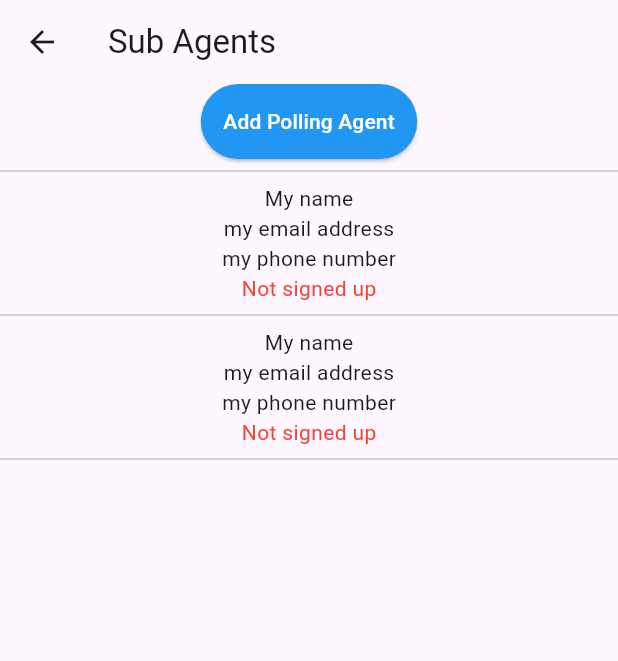
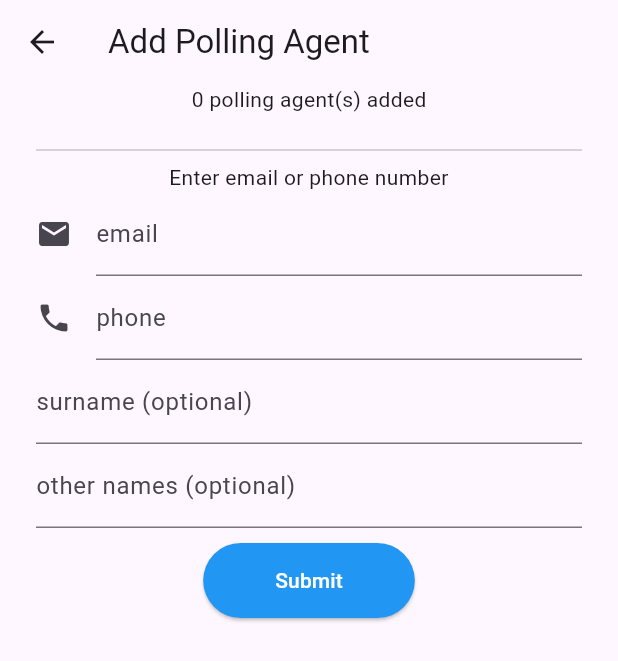
Before and after one commit to Election-Audits/pa-flutter2, a Flutter app: the AgentPage screen opened directly, after a tap on "Add Polling Agent", on a phone screen of 412 x 824 dp. Shown: the top 661 px of the screen. Run offline on Flutter 3.47's test engine with Material 3 defaults, Android fonts, the phone set to English and light mode, and no system bars; our stand-ins replace cached_network_image, cookie_jar, date_format, dio, dio_cookie_manager, event_bus and 7 more; missing offline and left inert: devicelocale; accounts and stored records are empty; statements that could not run were skipped.

Commit message:
Done with sub agents screen
Also done with screen with form for adding new sub agent

```diff
--- a/i18n/en-US.json
+++ b/i18n/en-US.json
@@ -58,16 +58,20 @@
     "loginCodes": "Login Codes",
     "myElectAreas": "My Electoral Areas",
     "noAccountQuestion": "Don't have an account? ",
+    "numberAgentsAdded": "{numAgents} polling agent(s) added",
     "otherNames": "other names",
+    "otherNamesOptional": "other names (optional)",
     "otp": "One Time Passcode",
     "otpError": "must enter one time passcode",
     "passwordsNotEqual": "passwords must be equal",
     "phone": "phone",
     "phoneError": "must enter phone number",
     "phoneHint": "0240001234",
+    "previouslyAdded": "Previously added",
     "somethingWentWrong": "Sorry, something went wrong. Try again later",
     "subAgents": "Sub Agents",
     "submit": "Submit",
     "surname": "surname",
+    "surnameOptional": "surname (optional)",
     "uploadResults": "Upload Results"
 }
--- /dev/null
+++ b/lib/page/subagent/agent-form.dart
@@ -0,0 +1,163 @@
+// Add a new sub agent
+
+import 'package:flutter/material.dart';
+import 'package:flutter_riverpod/flutter_riverpod.dart';
+import 'package:flutter_spinkit/flutter_spinkit.dart';
+import 'package:flutter_template/core/http/http.dart';
+import 'package:flutter_template/core/utils/toast.dart';
+import 'package:flutter_template/core/widget/loading_dialog.dart';
+import 'package:flutter_template/generated/i18n.dart';
+import 'package:flutter_template/page/index.dart';
+import 'package:flutter_template/utils/provider.dart';
+// import 'package:flutter/foundation.dart';
+import 'package:flutter_template/page/details-form.dart';
+import 'package:flutter_template/utils/sputils.dart';
+
+
+
+class AgentFormPage extends ConsumerStatefulWidget {
+  int numAgentsAdded;
+
+  AgentFormPage({Key? key, required this.numAgentsAdded}) : super(key: key);
+
+  @override
+  _AgentFormPageState createState() => _AgentFormPageState(numAgentsAdded);
+}
+
+
+class _AgentFormPageState extends ConsumerState<AgentFormPage> {
+  FocusNode blankNode = FocusNode();
+  TextEditingController _emailController = TextEditingController();
+  TextEditingController _phoneController = TextEditingController();
+  TextEditingController _surnameController = TextEditingController();
+  TextEditingController _otherNamesController = TextEditingController();
+  String? agentJustAdded;
+  int numAgentsAdded;
+  //GlobalKey _formKey = GlobalKey<FormState>();
+
+  _AgentFormPageState(this.numAgentsAdded) : super();
+
+  @override
+  void initState() {
+    super.initState();
+  }
+
+
+  @override
+  Widget build(BuildContext context) {
+    return Scaffold(
+      appBar: AppBar(
+        //leading: _leading(context),
+        title: Text(I18n.of(context)!.addSubAgents),
+        //actions: <Widget>[],
+      ),
+      body: Column( //SizedBox.expand(
+        children: [
+          Text(I18n.of(context)!.numberAgentsAdded( numAgentsAdded.toString() )),
+          (agentJustAdded != null) ?Text(I18n.of(context)!.previouslyAdded) : SizedBox.shrink(),
+          (agentJustAdded != null) ? Text(agentJustAdded!) : SizedBox.shrink(),
+          Padding(
+            // key: _formKey, //设置globalKey，用于后面获取FormState
+            // autovalidateMode: AutovalidateMode.disabled,
+            padding: const EdgeInsets.symmetric(vertical: 16.0, horizontal: 24.0),
+            child: Column(
+              children: [
+
+                Divider(),
+                // Form
+                Text(
+                  I18n.of(context)!.enterEmailPhone,
+                  textAlign: TextAlign.center,
+                ),
+                TextFormField(
+                  autofocus: false,
+                  controller: _emailController,
+                  decoration: InputDecoration(
+                      labelText: I18n.of(context)!.email,
+                      hintText: I18n.of(context)!.emailHint,
+                      hintStyle: TextStyle(fontSize: 12),
+                      icon: Icon(Icons.email))
+                ),
+                // phone
+                TextFormField(
+                  autofocus: false,
+                  controller: _phoneController,
+                  decoration: InputDecoration(
+                      labelText: I18n.of(context)!.phone,
+                      hintText: I18n.of(context)!.phoneHint,
+                      hintStyle: TextStyle(fontSize: 12),
+                      icon: Icon(Icons.phone))
+                ),
+                TextFormField(
+                  autofocus: false,
+                  controller: _surnameController,
+                  decoration: InputDecoration(
+                    labelText: I18n.of(context)!.surnameOptional,
+                    //icon: Icon(Icons.text_fields)
+                  )
+                ),
+                // phone
+                TextFormField(
+                  autofocus: false,
+                  controller: _otherNamesController,
+                  decoration: InputDecoration(
+                      labelText: I18n.of(context)!.otherNamesOptional,
+                      //icon: Icon(Icons.phone)
+                  ),
+                ),
+                // Submit
+                Padding(
+                  padding: const EdgeInsets.symmetric(vertical: 10.0, horizontal: 24.0),
+                  child: ElevatedButton(
+                    style: TextButton.styleFrom(
+                      foregroundColor: Theme.of(context).primaryColor,
+                      padding: EdgeInsets.symmetric(vertical: 15.0, horizontal: 48.0)
+                    ),
+                    child: Text(I18n.of(context)!.submit,
+                      style: TextStyle(color: Colors.white)),
+                    onPressed: () {
+
+                    },
+                  )
+                )
+
+            ],),
+          )
+        ]
+
+      )
+    );
+  }
+
+
+  void closeKeyboard(BuildContext context) {
+    FocusScope.of(context).requestFocus(blankNode);
+  }
+
+
+  ///
+  Future onSubmitAgent(BuildContext context) async {
+    closeKeyboard(context);
+
+    // show loading dialog/spinner
+    showDialog(
+      context: context,
+      barrierDismissible: false,
+      builder: (BuildContext context) {
+        return LoadingDialog(
+          showContent: false,
+          backgroundColor: Colors.black38,
+          loadingView: SpinKitCircle(color: Colors.white),
+        );
+      }
+    );
+
+    // send data
+
+
+
+  }
+
+
+
+}
--- a/lib/page/subagent/agent.dart
+++ b/lib/page/subagent/agent.dart
@@ -11,6 +11,7 @@ import 'package:flutter_template/page/index.dart';
 import 'package:flutter_template/utils/provider.dart';
 // import 'package:flutter/foundation.dart';
 import 'package:flutter_template/page/details-form.dart';
+import 'package:flutter_template/page/subagent/agent-form.dart';
 import 'package:flutter_template/utils/sputils.dart';
 
 
@@ -67,7 +68,11 @@ class _AgentPageState extends ConsumerState<AgentPage> {
                         child: Text(I18n.of(context)!.addSubAgents,
                             style: TextStyle(color: Colors.white)),
                         onPressed: () { // navigate to screen for adding subagents
-
+                          Navigator.of(context).push(MaterialPageRoute(
+                            builder: (context) {
+                              return AgentFormPage(numAgentsAdded: 0,); // TODO: set numAgentsAdded
+                            }
+                          ));
                         },
                       ),//;
                     //})),
```
Also changed, not shown: lib/generated/i18n.dart.
